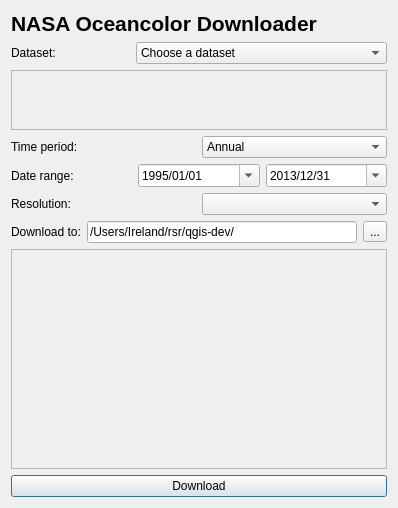
First picture: the form in ui_oceandata.ui, repository antarctica/oceancolor_downloader, before the edit.
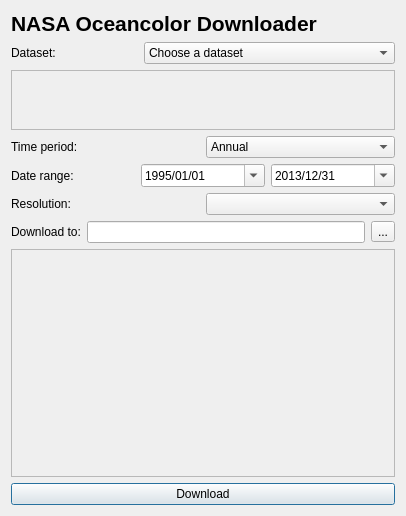
Second picture: the form after the edit.

Commit message: Changed default path in UI

```diff
--- a/ui_oceandata.ui
+++ b/ui_oceandata.ui
@@ -6,8 +6,8 @@
    <rect>
     <x>0</x>
     <y>0</y>
-    <width>398</width>
-    <height>508</height>
+    <width>406</width>
+    <height>516</height>
    </rect>
   </property>
   <property name="sizePolicy">
@@ -235,7 +235,7 @@
      <item>
       <widget class="QLineEdit" name="txtPath">
        <property name="text">
-        <string>/Users/Ireland/rsr/qgis-dev/</string>
+        <string/>
        </property>
       </widget>
      </item>
```
The commit also changes 1 other file.
